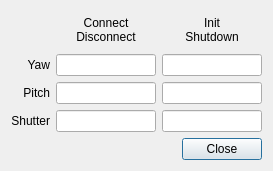
First picture: the form in papywizard/view/ui/pluginsStatusDialog.ui, repository bingostar89/Papywizard, before the edit.
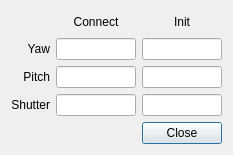
Second picture: the form after the edit. Icons and pictures are not drawn.

The edit to the form file:
```diff
--- a/papywizard/view/ui/pluginsStatusDialog.ui
+++ b/papywizard/view/ui/pluginsStatusDialog.ui
@@ -6,8 +6,8 @@
    <rect>
     <x>0</x>
     <y>0</y>
-    <width>266</width>
-    <height>171</height>
+    <width>226</width>
+    <height>155</height>
    </rect>
   </property>
   <property name="windowTitle">
@@ -57,13 +57,12 @@
       <widget class="QLabel" name="label_2">
        <property name="minimumSize">
         <size>
-         <width>100</width>
+         <width>80</width>
          <height>0</height>
         </size>
        </property>
        <property name="text">
-        <string>Init
-Shutdown</string>
+        <string>Init</string>
        </property>
        <property name="alignment">
         <set>Qt::AlignCenter</set>
@@ -74,13 +73,12 @@
       <widget class="QLabel" name="label">
        <property name="minimumSize">
         <size>
-         <width>100</width>
+         <width>80</width>
          <height>0</height>
         </size>
        </property>
        <property name="text">
-        <string>Connect
-Disconnect</string>
+        <string>Connect</string>
        </property>
        <property name="alignment">
         <set>Qt::AlignCenter</set>
@@ -211,6 +209,9 @@
        <property name="focusPolicy">
         <enum>Qt::NoFocus</enum>
        </property>
+       <property name="text">
+        <string/>
+       </property>
        <property name="maxLength">
         <number>10</number>
        </property>
```
